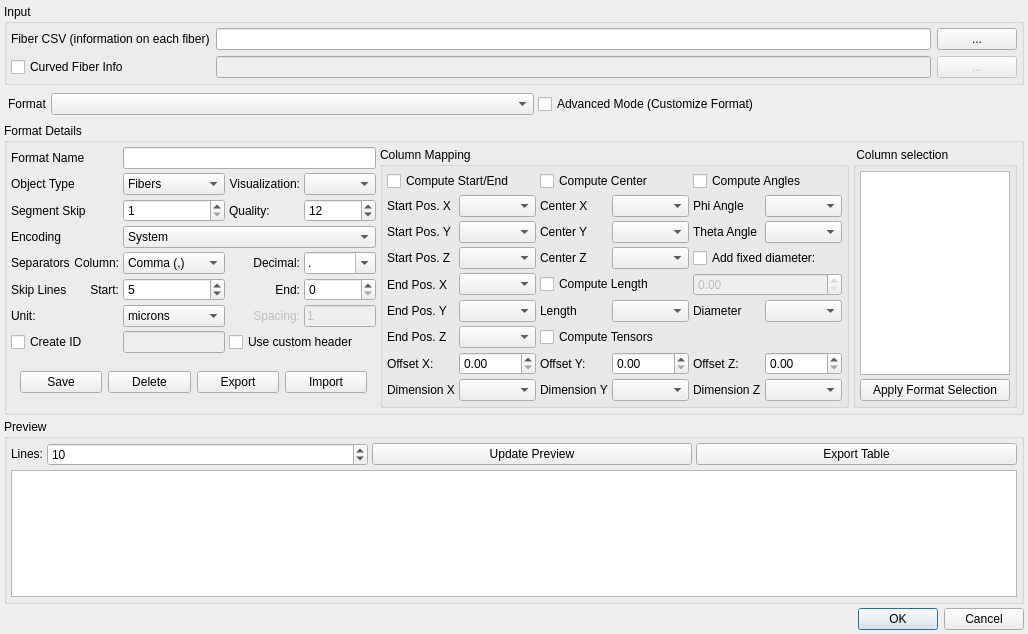
Qt form modules/FeatureScout/CsvInput.ui (3dct/open_iA) before a commit.
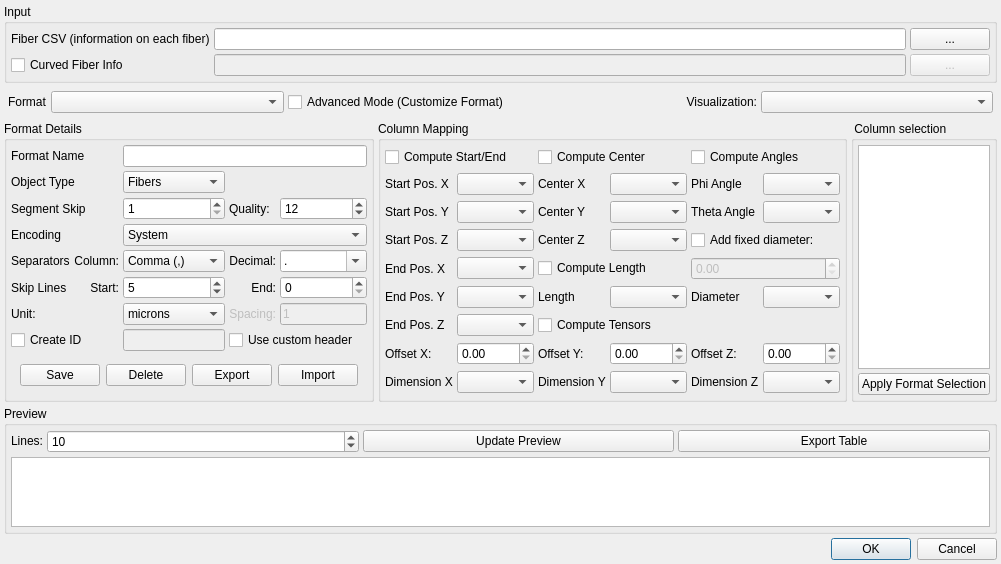
The same form after that commit.

Commit message: CSVInput: Improve layout

Diff of the .ui file:
```diff
--- a/modules/FeatureScout/CsvInput.ui
+++ b/modules/FeatureScout/CsvInput.ui
@@ -6,8 +6,8 @@
    <rect>
     <x>0</x>
     <y>0</y>
-    <width>1028</width>
-    <height>634</height>
+    <width>926</width>
+    <height>527</height>
    </rect>
   </property>
   <property name="windowTitle">
@@ -53,6 +53,9 @@
       <property name="bottomMargin">
        <number>4</number>
       </property>
+      <property name="spacing">
+       <number>4</number>
+      </property>
       <item row="0" column="1">
        <widget class="QLineEdit" name="ed_FileName"/>
       </item>
@@ -142,9 +145,40 @@
         </property>
        </widget>
       </item>
+      <item>
+       <widget class="QLabel" name="lbl_VisualizeAs">
+        <property name="text">
+         <string>Visualization:</string>
+        </property>
+        <property name="alignment">
+         <set>Qt::AlignRight|Qt::AlignTrailing|Qt::AlignVCenter</set>
+        </property>
+       </widget>
+      </item>
+      <item>
+       <widget class="QComboBox" name="cmbbox_VisualizeAs"/>
+      </item>
      </layout>
     </widget>
    </item>
+   <item>
+    <widget class="QWidget" name="wd_Advanced" native="true">
+     <layout class="QHBoxLayout" name="horizontalLayout_2">
+      <property name="spacing">
+       <number>4</number>
+      </property>
+      <property name="leftMargin">
+       <number>0</number>
+      </property>
+      <property name="topMargin">
+       <number>0</number>
+      </property>
+      <property name="rightMargin">
+       <number>0</number>
+      </property>
+      <property name="bottomMargin">
+       <number>0</number>
+      </property>
    <item>
     <widget class="QGroupBox" name="grpbox_Format">
      <property name="sizePolicy">
@@ -218,9 +252,6 @@
           </property>
          </widget>
         </item>
-        <item row="1" column="4">
-         <widget class="QComboBox" name="cmbbox_VisualizeAs"/>
-        </item>
         <item row="3" column="2" colspan="3">
          <widget class="QComboBox" name="cmbbox_Encoding">
           <item>
@@ -387,16 +418,6 @@
           </property>
          </widget>
         </item>
-        <item row="1" column="3">
-         <widget class="QLabel" name="lbl_VisualizeAs">
-          <property name="text">
-           <string>Visualization:</string>
-          </property>
-          <property name="alignment">
-           <set>Qt::AlignRight|Qt::AlignTrailing|Qt::AlignVCenter</set>
-          </property>
-         </widget>
-        </item>
         <item row="5" column="2">
          <widget class="QSpinBox" name="ed_SkipLinesStart">
           <property name="enabled">
@@ -538,6 +559,9 @@
          </widget>
         </item>
        </layout>
+         </item>
+        </layout>
+       </widget>
       </item>
       <item>
        <widget class="QGroupBox" name="grpbox_ColMapping">
```
Lines whose indentation alone changed are shown as unchanged. The commit also changes 1 other file.
